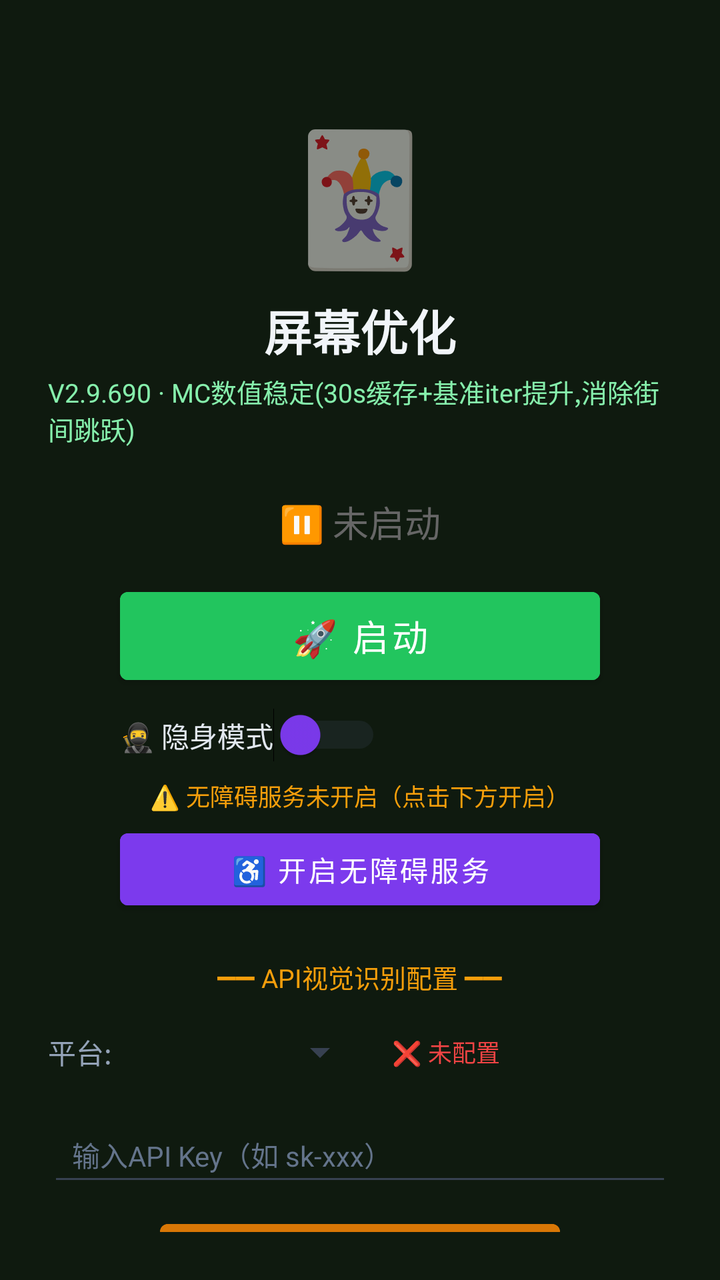
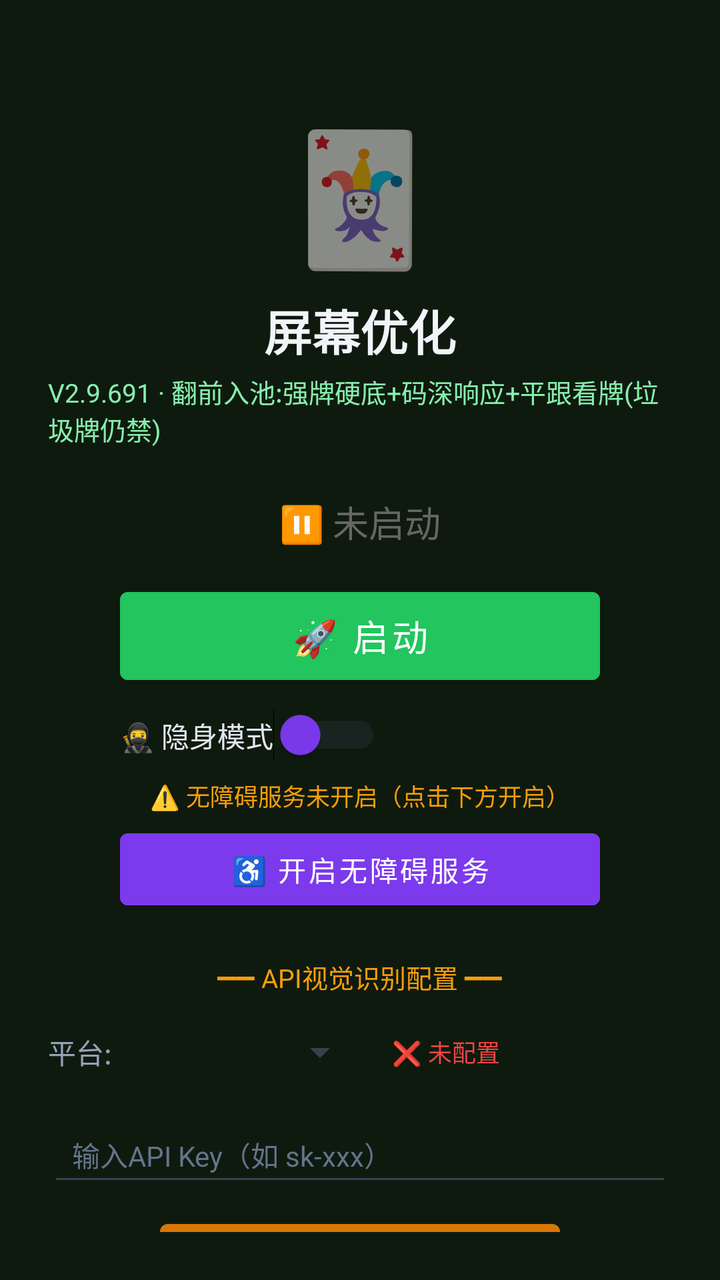

Screens rendered from an Android XML layout before and after an edit, with the pre-edit source and the edit as a unified diff.
<!-- AndroidManifest.xml: activity theme Theme.MjScreenshot -->
<!-- res/layout/activity_main.xml -->
<?xml version="1.0" encoding="utf-8"?>
<LinearLayout xmlns:android="http://schemas.android.com/apk/res/android"
    android:layout_width="match_parent"
    android:layout_height="match_parent"
    android:orientation="vertical"
    android:background="#0f1a0f"
    android:padding="24dp"
    android:gravity="center_horizontal">

    <TextView
        android:layout_width="wrap_content"
        android:layout_height="wrap_content"
        android:text="🃏"
        android:textSize="64sp"
        android:layout_marginTop="30dp" />

    <TextView
        android:layout_width="wrap_content"
        android:layout_height="wrap_content"
        android:text="屏幕优化"
        android:textSize="24sp"
        android:textColor="#f1f5f9"
        android:textStyle="bold"
        android:layout_marginTop="8dp" />

    <TextView
        android:layout_width="wrap_content"
        android:layout_height="wrap_content"
        android:text="V2.9.690 · MC数值稳定(30s缓存+基准iter提升,消除街间跳跃)"
        android:textSize="13sp"
        android:textColor="#86efac"
        android:layout_marginTop="4dp" />

    <TextView
        android:id="@+id/tvStatus"
        android:layout_width="wrap_content"
        android:layout_height="wrap_content"
        android:text="⏸ 未启动"
        android:textSize="18sp"
        android:textColor="#666666"
        android:layout_marginTop="24dp" />

    <Button
        android:id="@+id/btnStart"
        android:layout_width="240dp"
        android:layout_height="56dp"
        android:text="🚀 启动"
        android:textSize="18sp"
        android:textColor="#ffffff"
        android:backgroundTint="#22c55e"
        android:layout_marginTop="16dp" />

    <Button
        android:id="@+id/btnHelper"
        android:layout_width="240dp"
        android:layout_height="56dp"
        android:text="🃏 打开智囊"
        android:textSize="16sp"
        android:textColor="#ffffff"
        android:backgroundTint="#16a34a"
        android:layout_marginTop="12dp"
        android:visibility="gone" />

    
    <LinearLayout
        android:layout_width="240dp"
        android:layout_height="wrap_content"
        android:orientation="horizontal"
        android:gravity="center_vertical"
        android:layout_marginTop="8dp">

        <Switch
            android:id="@+id/switchStealth"
            android:layout_width="wrap_content"
            android:layout_height="wrap_content"
            android:text="🥷 隐身模式"
            android:textColor="#e2e8f0"
            android:textSize="14sp"
            android:thumbTint="#7c3aed"
            android:trackTint="#374151" />
    </LinearLayout>

    <TextView
        android:id="@+id/tvAccessibilityStatus"
        android:layout_width="wrap_content"
        android:layout_height="wrap_content"
        android:text="⚠️ 无障碍服务未开启（点击下方开启）"
        android:textSize="12sp"
        android:textColor="#f59e0b"
        android:layout_marginTop="8dp"
        android:gravity="center" />

    <Button
        android:id="@+id/btnAccessibility"
        android:layout_width="240dp"
        android:layout_height="48dp"
        android:text="♿ 开启无障碍服务"
        android:textSize="14sp"
        android:textColor="#ffffff"
        android:backgroundTint="#7c3aed"
        android:layout_marginTop="4dp" />

    <TextView
        android:layout_width="wrap_content"
        android:layout_height="wrap_content"
        android:text="━━ API视觉识别配置 ━━"
        android:textSize="13sp"
        android:textColor="#f59e0b"
        android:layout_marginTop="20dp" />

    <LinearLayout
        android:layout_width="match_parent"
        android:layout_height="wrap_content"
        android:orientation="horizontal"
        android:layout_marginTop="8dp"
        android:gravity="center_vertical">

        <TextView
            android:layout_width="wrap_content"
            android:layout_height="wrap_content"
            android:text="平台:"
            android:textSize="14sp"
            android:textColor="#94a3b8" />

        <Spinner
            android:id="@+id/spinnerProvider"
            android:layout_width="120dp"
            android:layout_height="40dp"
            android:layout_marginStart="8dp"
            android:backgroundTint="#374151" />

        <TextView
            android:id="@+id/tvApiStatus"
            android:layout_width="wrap_content"
            android:layout_height="wrap_content"
            android:text="❌ 未配置"
            android:textSize="12sp"
            android:textColor="#ef4444"
            android:layout_marginStart="12dp" />
    </LinearLayout>

    <EditText
        android:id="@+id/etApiKey"
        android:layout_width="match_parent"
        android:layout_height="44dp"
        android:hint="输入API Key（如 sk-xxx）"
        android:textSize="14sp"
        android:textColor="#e2e8f0"
        android:textColorHint="#64748b"
        android:backgroundTint="#374151"
        android:inputType="textPassword"
        android:layout_marginTop="8dp"
        android:paddingStart="12dp"
        android:paddingEnd="12dp" />

    <Button
        android:id="@+id/btnSaveApi"
        android:layout_width="200dp"
        android:layout_height="44dp"
        android:text="💾 保存API配置"
        android:textSize="14sp"
        android:textColor="#ffffff"
        android:backgroundTint="#d97706"
        android:layout_marginTop="8dp" />

    <TextView
        android:id="@+id/tvHint"
        android:layout_width="wrap_content"
        android:layout_height="wrap_content"
        android:text="先点上方按钮启动截屏"
        android:textSize="13sp"
        android:textColor="#666666"
        android:layout_marginTop="12dp"
        android:gravity="center" />

    <TextView
        android:layout_width="wrap_content"
        android:layout_height="wrap_content"
        android:text="使用步骤：\n1. 配置API Key（支持OpenAI/通义千问VL/硅基流动）\n2. 点「开启无障碍服务」→ 开启\n3. 开启「🥷隐身模式」(反检测)\n4. 点「启动」→ 允许悬浮窗\n5. 打牌时点屏幕上的🎯悬浮球即可截屏识别\n★ 拖动悬浮球可移到不挡牌的位置 ★\n★ 长按悬浮球可展开/收起详细面板 ★\n★ 悬浮球边框颜色=建议：绿=加注 橙=跟注 红=弃牌 ★"
        android:textSize="12sp"
        android:textColor="#64748b"
        android:layout_marginTop="12dp"
        android:lineSpacingExtra="3dp" />

</LinearLayout>
<!-- resources referenced by this layout -->
<resources>
  <style name="Theme.MjScreenshot" parent="Theme.MaterialComponents.DayNight.DarkActionBar">
          <item name="colorPrimary">#1e40af</item>
          <item name="colorPrimaryVariant">#1e3a8a</item>
          <item name="colorOnPrimary">#ffffff</item>
          <item name="android:statusBarColor">#0f172a</item>
      </style>
</resources>

<!-- the commit's change to res/layout/activity_main.xml (unified diff, before → after) -->
@@ -26,7 +26,7 @@
     <TextView
         android:layout_width="wrap_content"
         android:layout_height="wrap_content"
-        android:text="V2.9.690 · MC数值稳定(30s缓存+基准iter提升,消除街间跳跃)"
+        android:text="V2.9.691 · 翻前入池:强牌硬底+码深响应+平跟看牌(垃圾牌仍禁)"
         android:textSize="13sp"
         android:textColor="#86efac"
         android:layout_marginTop="4dp" />
